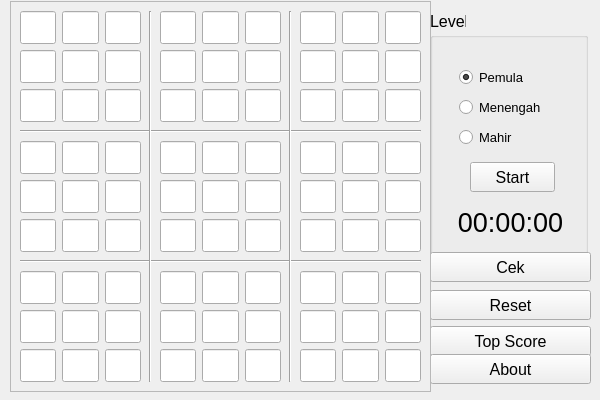
The window that MainWindow.ui (j3rr7/sudoku-qt) describes before a commit, drawn with Qt 5.
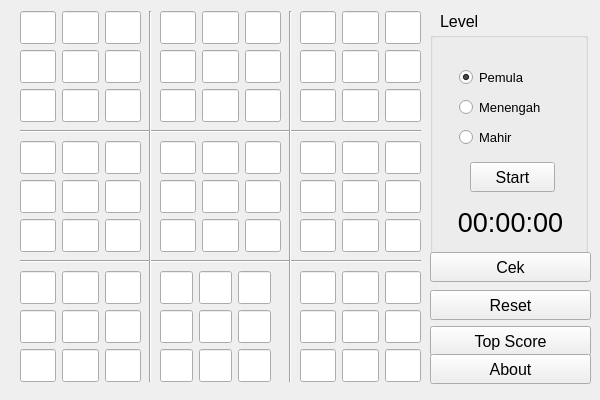
The same window after the commit.

Commit message: fix shifted frame on linux

```diff
--- a/MainWindow.ui
+++ b/MainWindow.ui
@@ -35,9 +35,9 @@
    <widget class="QLabel" name="label_level">
     <property name="geometry">
      <rect>
-      <x>430</x>
+      <x>440</x>
       <y>12</y>
-      <width>36</width>
+      <width>51</width>
       <height>19</height>
      </rect>
     </property>
@@ -271,10 +271,10 @@
      </rect>
     </property>
     <property name="frameShape">
-     <enum>QFrame::StyledPanel</enum>
+     <enum>QFrame::NoFrame</enum>
     </property>
     <property name="frameShadow">
-     <enum>QFrame::Raised</enum>
+     <enum>QFrame::Plain</enum>
     </property>
     <widget class="Line" name="line">
      <property name="geometry">
@@ -2097,7 +2097,7 @@
       <rect>
        <x>150</x>
        <y>270</y>
-       <width>121</width>
+       <width>111</width>
        <height>111</height>
       </rect>
      </property>
```
